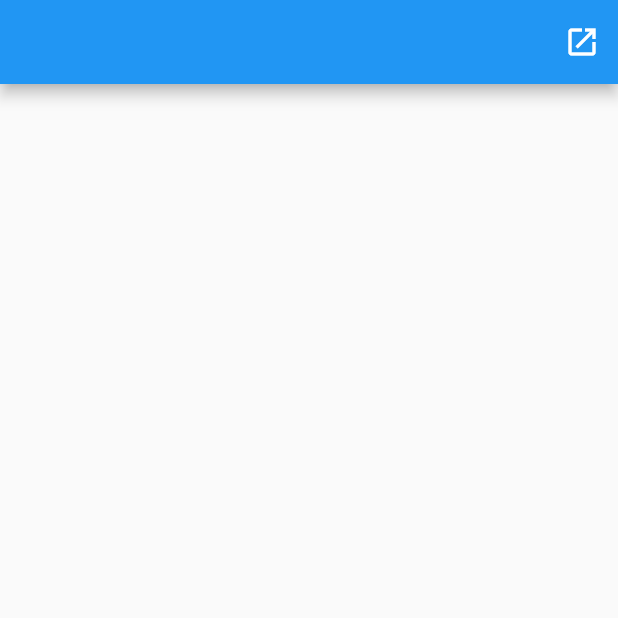
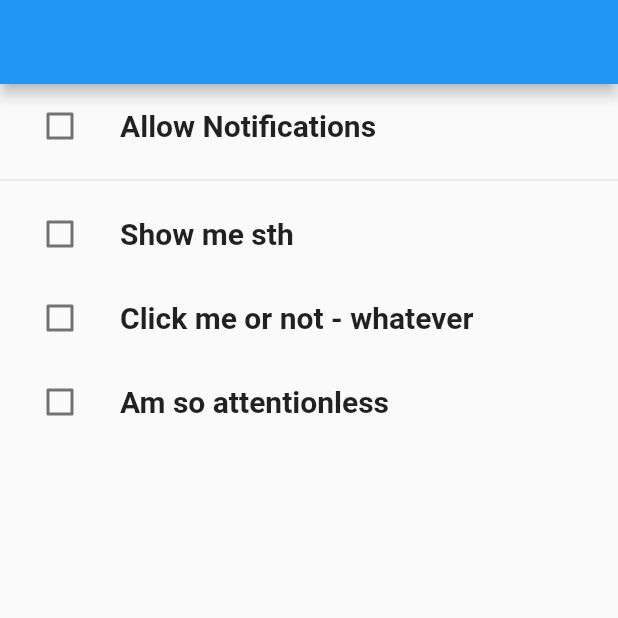
Before and after one commit to MigAlex/october_2020_practise_7, a Flutter app: the screen it shows after launch, on a phone screen of 412 x 824 dp, the top half of it. Run offline on Flutter 3.47's test engine with Material 2 defaults, Android fonts, the phone set to English and light mode, and no system bars.

Commit message:
custom checkbox

```diff
--- /dev/null
+++ b/lib/customs/exporter.dart
@@ -0,0 +1,3 @@
+export 'my_checkbox.dart';
+export 'my_bottom_sheet.dart';
+export 'my_modal_bottom_sheet.dart';
--- /dev/null
+++ b/lib/customs/model/notification.dart
@@ -0,0 +1,11 @@
+import 'package:meta/meta.dart';
+
+class MyNotification{
+  String title;
+  bool value;
+
+  MyNotification({
+    @required this.title,
+    this.value = false,
+  });
+}
--- /dev/null
+++ b/lib/customs/my_checkbox.dart
@@ -0,0 +1,77 @@
+import 'package:flutter/material.dart';
+
+import 'model/notification.dart';
+
+class MyCheckbox extends StatefulWidget {
+  @override
+  _MyCheckboxState createState() => _MyCheckboxState();
+}
+
+class _MyCheckboxState extends State<MyCheckbox> {
+  final allowNotifications = MyNotification(title: 'Allow Notifications');
+  final notifications = [
+    MyNotification(title: 'Show me sth'),
+    MyNotification(title: 'Click me or not - whatever'),
+    MyNotification(title: 'Am so attentionless')
+  ];
+  @override
+  Widget build(BuildContext context) {
+    return Scaffold(
+      appBar: AppBar(),
+      body: ListView(
+        children: [
+          buildToggleCheckbox(allowNotifications),
+          Divider(),
+          ...notifications.map(buildSingleCheckbox).toList(),
+        ],
+      ),
+    );
+  }
+
+  Widget buildToggleCheckbox(MyNotification notification) => buildCheckbox(
+      notification: notification,
+      onClicked: () {
+        final newValue = !notification.value;
+
+        setState(() {
+          allowNotifications.value = newValue;
+          notifications.forEach((notification) {
+            notification.value = newValue;
+          });
+        });
+      });
+
+  Widget buildSingleCheckbox(MyNotification notification) => buildCheckbox(
+        notification: notification,
+        onClicked: () {
+          setState(() {
+            final newValue = !notification.value;
+            notification.value = newValue;
+
+            if (!newValue) {
+              allowNotifications.value = false;
+            } else {
+              final allow =
+                  notifications.every((notification) => notification.value);
+              allowNotifications.value = allow;
+            }
+          });
+        },
+      );
+
+  Widget buildCheckbox({
+    @required MyNotification notification,
+    @required VoidCallback onClicked,
+  }) =>
+      ListTile(
+        onTap: onClicked,
+        leading: Checkbox(
+          value: notification.value,
+          onChanged: (value) => onClicked(),
+        ),
+        title: Text(
+          notification.title,
+          style: TextStyle(fontSize: 20, fontWeight: FontWeight.bold),
+        ),
+      );
+}
--- a/lib/main.dart
+++ b/lib/main.dart
@@ -1,6 +1,7 @@
 import 'package:flutter/material.dart';
-import 'package:october_2020_practise_7/customs/my_modal_bottom_sheet.dart';
-import 'package:october_2020_practise_7/home.dart';
+
+import 'customs/exporter.dart';
+
 
 
 void main() {
@@ -12,7 +13,7 @@ class MyApp extends StatelessWidget {
   Widget build(BuildContext context) {
     return MaterialApp(
       debugShowCheckedModeBanner: false,
-      home: MyModalBottomSheet(),
+      home: MyCheckbox(),
     );
   }
 }
```
